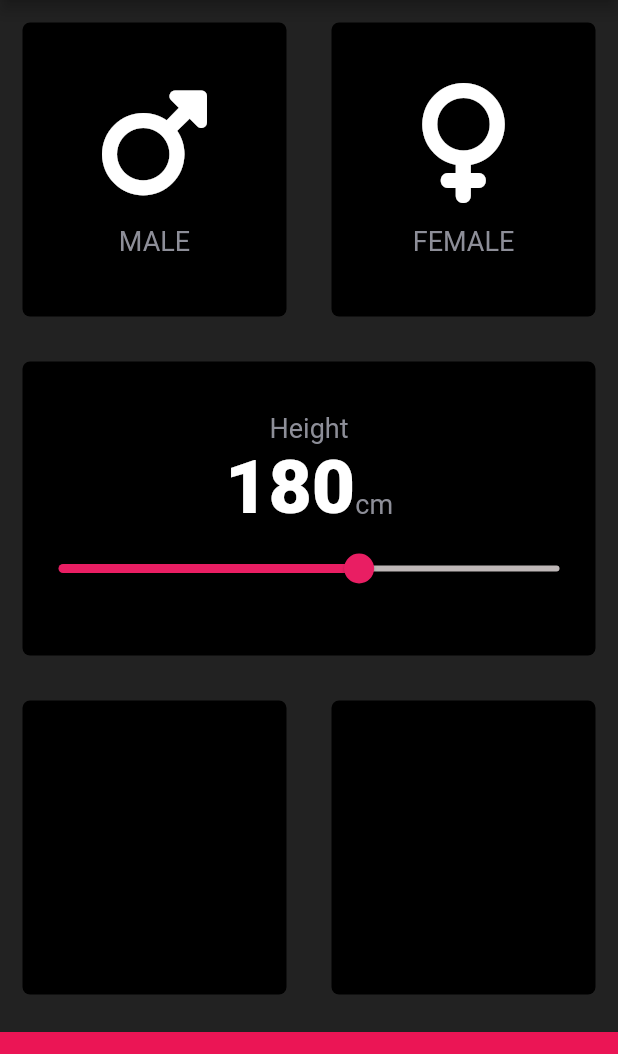
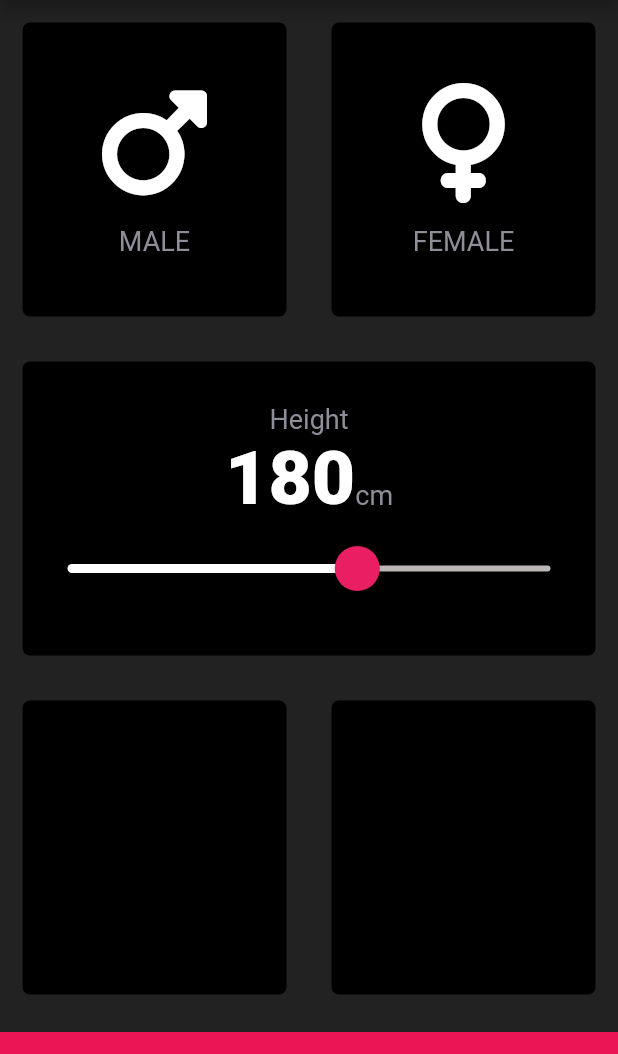
Before and after one commit to Mahsanali0786/climate_app, a Flutter app: the screen it shows after launch, on a phone screen of 412 x 824 dp, the part 84-1138 px from its top. Run offline on Flutter 3.47's test engine with Material 2 defaults, Android fonts, the phone set to English and light mode, and no system bars; our stand-ins replace font_awesome_flutter.

Commit message:
changing in slider its shape and overlay

```diff
--- a/bmi_calculator/lib/input_page.dart
+++ b/bmi_calculator/lib/input_page.dart
@@ -1,4 +1,4 @@
-import 'dart:html';
+
 
 import 'package:flutter/material.dart';
 import 'package:font_awesome_flutter/font_awesome_flutter.dart';
@@ -96,18 +96,35 @@ class _InputPageState extends State<InputPage> {
                           )
                         ],
                       ),
-                      Slider(
+                      SliderTheme(
+                        // ignore: prefer_const_constructors
+                        data: SliderTheme.of(context).copyWith(
+
+
+                          inactiveTrackColor:  const Color.fromARGB(255, 190, 183, 183),
+                          activeTrackColor: Colors.white,
+                          thumbColor: Colors.pink,
+                          overlayColor:const Color(0x29EB1555),
+                          thumbShape: RoundSliderThumbShape(enabledThumbRadius: 15.0),
+                          overlayShape: RoundSliderOverlayShape(overlayRadius: 30.0),
+
+
+
+
+                        ),
+                        child: Slider(
                           value:height.toDouble(),
                         min: kminimumvalueofslider.toDouble(),
                         max: kmaximumvalueofslider.toDouble(),
-                      activeColor: Colors.pink,
-                      inactiveColor: Color.fromARGB(255, 190, 183, 183),
+
+
                         onChanged: (double newValue){
                           setState(() {
                             height=newValue.round();
                           });
                         },
 
+                        ),
                       )
 
                     ],
--- a/bmi_calculator/lib/reusable-card.dart
+++ b/bmi_calculator/lib/reusable-card.dart
@@ -1,5 +1,5 @@
+
 import 'package:flutter/material.dart';
-import 'input_page.dart';
 
 class ReusableCard extends StatelessWidget {
 
```
Lines whose indentation alone changed are shown as unchanged.
